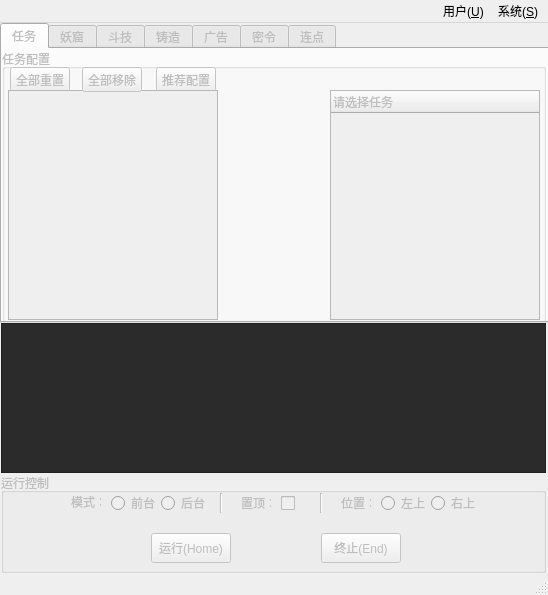
Above: ui/MainWindow.ui from lindenthink/robot-base before the change. Below: the same form after it.
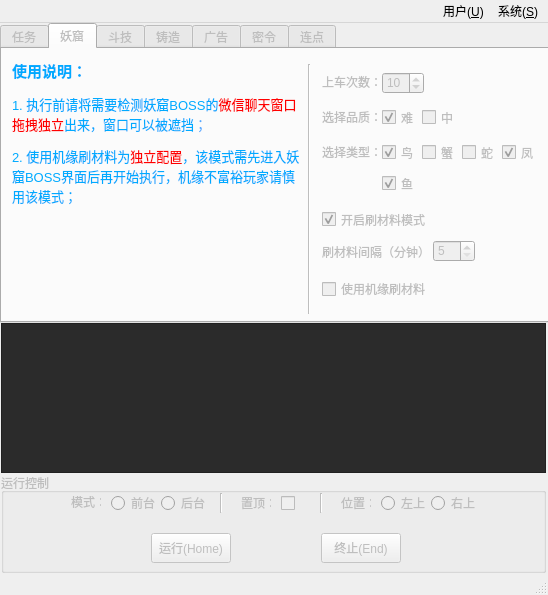
That is the form after the change. The open tabs and pages were chosen to show the change.

What changed in the file:
```diff
--- a/ui/MainWindow.ui
+++ b/ui/MainWindow.ui
@@ -163,7 +163,7 @@
       </widget>
      </widget>
     </widget>
-    <widget class="QWidget" name="tab_2">
+    <widget class="QWidget" name="tab_1">
      <attribute name="title">
       <string>妖窟</string>
      </attribute>
@@ -210,7 +210,7 @@
       <property name="geometry">
        <rect>
         <x>320</x>
-        <y>195</y>
+        <y>230</y>
         <width>121</width>
         <height>20</height>
        </rect>
@@ -236,7 +236,7 @@
       <property name="geometry">
        <rect>
         <x>431</x>
-        <y>156</y>
+        <y>191</y>
         <width>42</width>
         <height>22</height>
        </rect>
@@ -287,7 +287,7 @@
       <property name="geometry">
        <rect>
         <x>320</x>
-        <y>160</y>
+        <y>195</y>
         <width>101</width>
         <height>16</height>
        </rect>
@@ -339,7 +339,7 @@
       <property name="geometry">
        <rect>
         <x>320</x>
-        <y>125</y>
+        <y>160</y>
         <width>121</width>
         <height>21</height>
        </rect>
@@ -409,8 +409,24 @@
        <string>中</string>
       </property>
      </widget>
+     <widget class="QCheckBox" name="check_boss_type_fish">
+      <property name="geometry">
+       <rect>
+        <x>380</x>
+        <y>124</y>
+        <width>41</width>
+        <height>21</height>
+       </rect>
+      </property>
+      <property name="text">
+       <string>鱼</string>
+      </property>
+      <property name="checked">
+       <bool>true</bool>
+      </property>
+     </widget>
     </widget>
-    <widget class="QWidget" name="tab">
+    <widget class="QWidget" name="tab_2">
      <attribute name="title">
       <string>斗技</string>
      </attribute>
```
Left out of the diff: 4 changed lines with no effect on the pictures.
